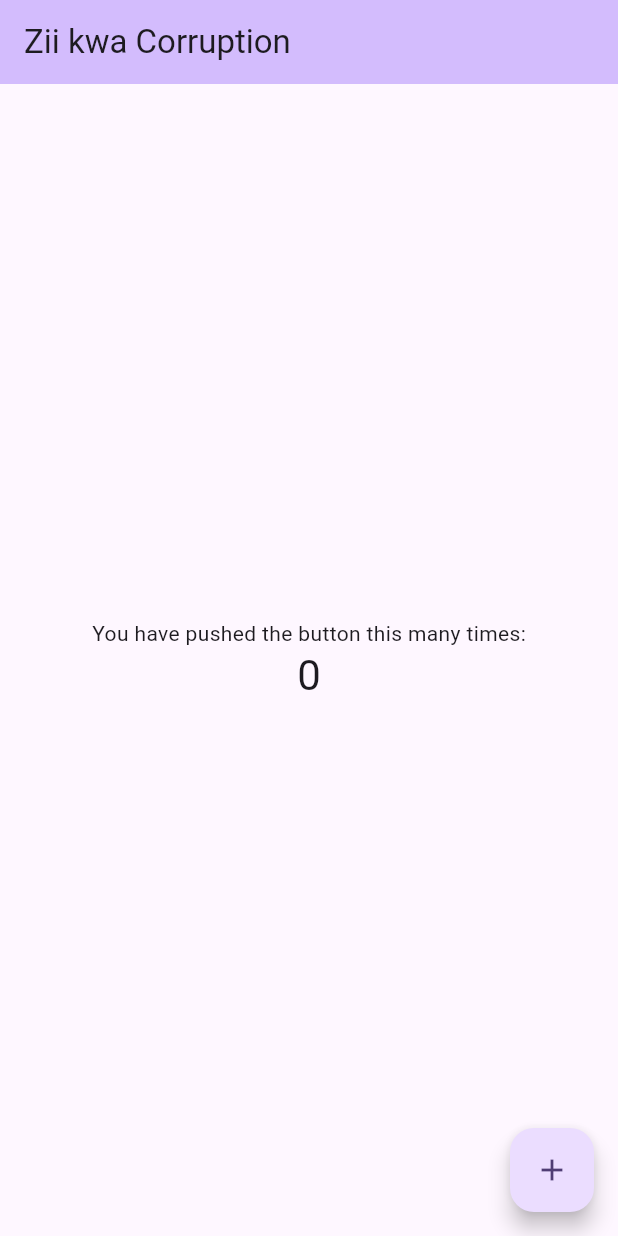
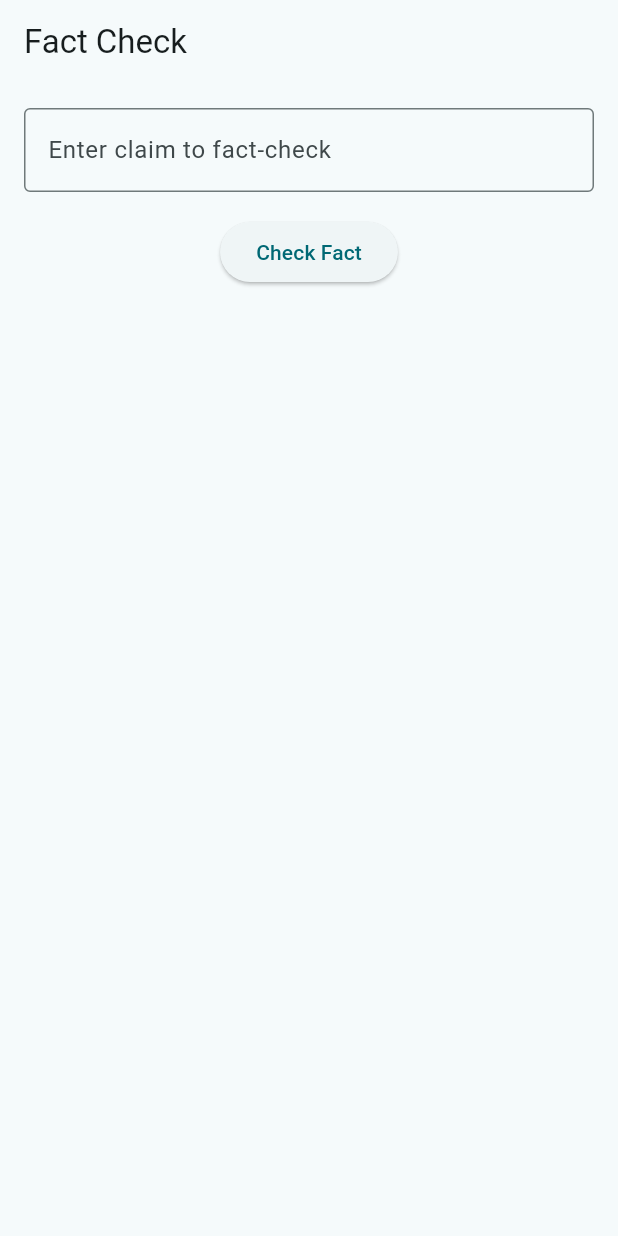
Before and after one commit to Slozzyondul/Social_Justice_and_Reform_Hackathon, a Flutter app: the screen it shows after launch, on a phone screen of 412 x 824 dp. Run offline on Flutter 3.47's test engine with Material 3 defaults, Android fonts, the phone set to English and light mode, and no system bars.

Commit message:
adding a fact checker/ news search page to prompt it by a key word then queries the news api returning all the headlines related to that queried word

```diff
--- a/analysis_options.yaml
+++ b/analysis_options.yaml
@@ -7,6 +7,9 @@
 
 # The following line activates a set of recommended lints for Flutter apps,
 # packages, and plugins designed to encourage good coding practices.
+analyzer:
+  errors:
+    library_private_types_in_public_api: ignore
 include: package:flutter_lints/flutter.yaml
 
 linter:
--- /dev/null
+++ b/lib/frontend/screens/fact_check/fact_check.dart
@@ -0,0 +1,107 @@
+import 'package:flutter/material.dart';
+import 'package:http/http.dart' as http;
+import 'dart:convert';
+
+class NewsFactCheckScreen extends StatefulWidget {
+  @override
+  _NewsFactCheckScreenState createState() => _NewsFactCheckScreenState();
+}
+
+class _NewsFactCheckScreenState extends State<NewsFactCheckScreen> {
+  final TextEditingController _inputController = TextEditingController();
+  String? _factCheckResult;
+  bool _loading = false;
+
+  // Function to call the News API for fact-checking
+  Future<void> factCheck(String query) async {
+    setState(() {
+      _loading = true;
+      _factCheckResult = null;
+    });
+
+    // Replace with your News API key and endpoint
+    final String apiKey = 'df463b7e58c84096b6755ea188e5267f';
+    final String apiUrl =
+        'https://newsapi.org/v2/everything?q=$query&apiKey=$apiKey&language=en';
+
+    try {
+      final response = await http.get(Uri.parse(apiUrl));
+      if (response.statusCode == 200) {
+        final data = json.decode(response.body);
+        setState(() {
+          _factCheckResult = parseNewsFactCheckResult(data);
+        });
+      } else {
+        setState(() {
+          _factCheckResult =
+              'Failed to retrieve fact-check data. Error code: ${response.statusCode}';
+        });
+      }
+    } catch (error) {
+      setState(() {
+        _factCheckResult = 'An error occurred: $error';
+      });
+    } finally {
+      setState(() {
+        _loading = false;
+      });
+    }
+  }
+
+  // Function to parse the API response
+  String parseNewsFactCheckResult(Map<String, dynamic> data) {
+    if (data['articles'] != null && data['articles'].isNotEmpty) {
+      var articlesList = data['articles']
+          .map((article) => 'Title: ${article['title']}\n'
+              'Source: ${article['source']['name']}\n'
+              'Description: ${article['description'] ?? "No description"}\n')
+          .join('\n\n');
+
+      return articlesList;
+    } else {
+      return 'No fact-check information found for this query.';
+    }
+  }
+
+  @override
+  Widget build(BuildContext context) {
+    return Scaffold(
+      appBar: AppBar(title: Text('Fact Check')),
+      body: Padding(
+        padding: const EdgeInsets.all(16.0),
+        child: Column(
+          children: [
+            TextField(
+              controller: _inputController,
+              decoration: InputDecoration(
+                  labelText: 'Enter claim to fact-check',
+                  border: OutlineInputBorder()),
+            ),
+            SizedBox(height: 16),
+            ElevatedButton(
+              onPressed: () {
+                if (_inputController.text.isNotEmpty) {
+                  factCheck(_inputController.text);
+                }
+              },
+              child: Text('Check Fact'),
+            ),
+            SizedBox(height: 24),
+            _loading
+                ? CircularProgressIndicator()
+                : _factCheckResult != null
+                    ? Expanded(
+                        child: SingleChildScrollView(
+                          child: Text(
+                            _factCheckResult!,
+                            style: TextStyle(fontSize: 16),
+                          ),
+                        ),
+                      )
+                    : Container(),
+          ],
+        ),
+      ),
+    );
+  }
+}
--- a/lib/main.dart
+++ b/lib/main.dart
@@ -1,4 +1,5 @@
 import 'package:flutter/material.dart';
+import 'package:solop/frontend/screens/fact_check/fact_check.dart';
 
 void main() {
   runApp(const MyApp());
@@ -16,67 +17,10 @@ class MyApp extends StatelessWidget {
       title: 'Zii kwa Corruption',
       theme: ThemeData(
 
-        colorScheme: ColorScheme.fromSeed(seedColor: Colors.deepPurple),
+        colorScheme: ColorScheme.fromSeed(seedColor: Colors.grey),
         useMaterial3: true,
       ),
-      home: const MyHomePage(title: 'Zii kwa Corruption'),
+      home: NewsFactCheckScreen(),
     );
   }
 }
-
-class MyHomePage extends StatefulWidget {
-  const MyHomePage({super.key, required this.title});
-
-
-
-  final String title;
-
-  @override
-  State<MyHomePage> createState() => _MyHomePageState();
-}
-
-class _MyHomePageState extends State<MyHomePage> {
-  int _counter = 0;
-
-  void _incrementCounter() {
-    setState(() {
-
-      _counter++;
-    });
-  }
-
-  @override
-  Widget build(BuildContext context) {
-
-    return Scaffold(
-      appBar: AppBar(
-
-        backgroundColor: Theme.of(context).colorScheme.inversePrimary,
-
-        title: Text(widget.title),
-      ),
-      body: Center(
-        // Center is a layout widget. It takes a single child and positions it
-        // in the middle of the parent.
-        child: Column(
-
-          mainAxisAlignment: MainAxisAlignment.center,
-          children: <Widget>[
-            const Text(
-              'You have pushed the button this many times:',
-            ),
-            Text(
-              '$_counter',
-              style: Theme.of(context).textTheme.headlineMedium,
-            ),
-          ],
-        ),
-      ),
-      floatingActionButton: FloatingActionButton(
-        onPressed: _incrementCounter,
-        tooltip: 'Increment',
-        child: const Icon(Icons.add),
-      ), // This trailing comma makes auto-formatting nicer for build methods.
-    );
-  }
-}
--- a/pubspec.yaml
+++ b/pubspec.yaml
@@ -30,6 +30,7 @@ environment:
 dependencies:
   flutter:
     sdk: flutter
+  http: ^0.13.4
 
 
   # The following adds the Cupertino Icons font to your application.
```
Also changed, not shown: lib/frontend/models/fact_check_model.dart (deleted), lib/frontend/models/report_model.dart (deleted), lib/frontend/models/user_model.dart (deleted), lib/frontend/screens/auth/login_screen.dart (deleted), lib/frontend/screens/auth/register_screen.dart (deleted), lib/frontend/screens/fact_check/fact_check_list_screen.dart (deleted), lib/frontend/screens/fact_check/verify_report_screen.dart (deleted), pubspec.lock, 2 other files.
